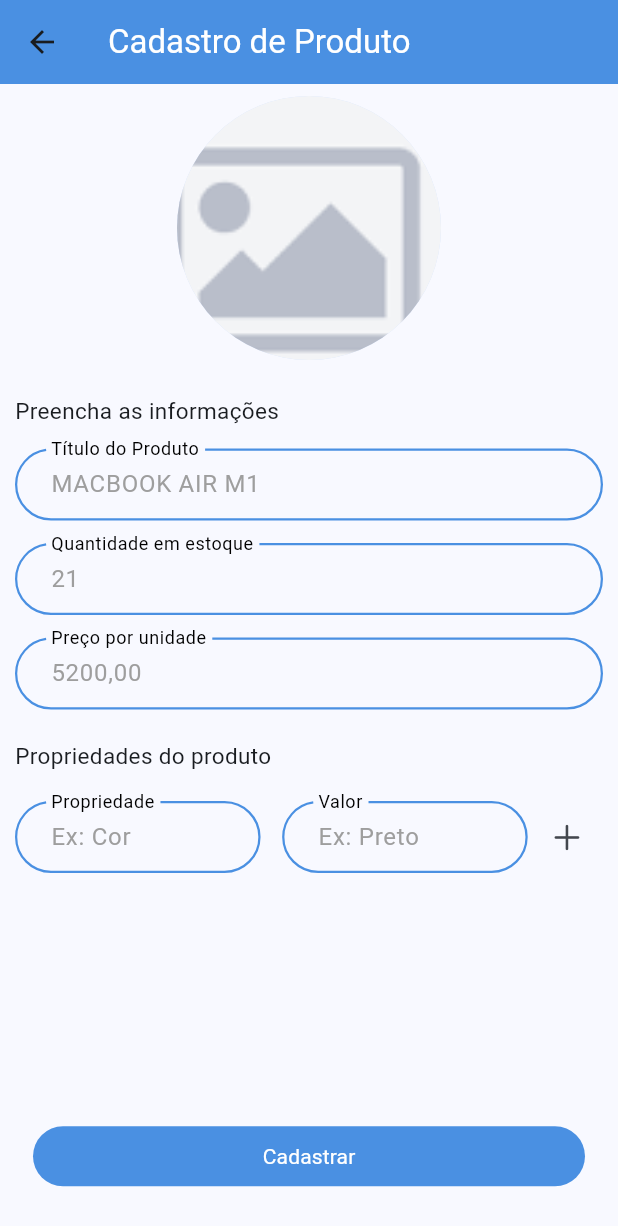
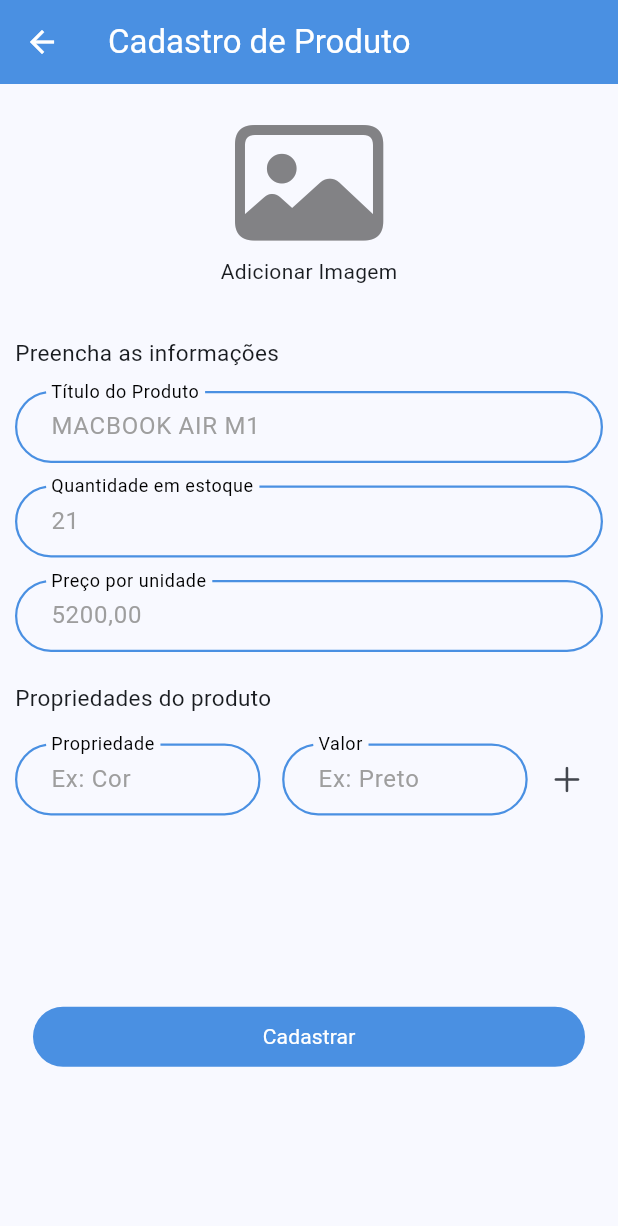
Before and after one commit to devcsuzarte/myCommerce_Flutter, a Flutter app: the AddItemScreen screen opened directly, on a phone screen of 412 x 824 dp. Shown: the top 1226 px of the screen. Run offline on Flutter 3.47's test engine with Material 3 defaults, Android fonts, the phone set to English and light mode, and no system bars; our stand-ins replace cloud_firestore, firebase_auth, firebase_core, firebase_storage, image_picker, modal_progress_hud_nsn; accounts and stored records are empty.

Commit message:
Fix upload image layout

```diff
--- a/lib/screens/add_item_screen/add_item_screen.dart
+++ b/lib/screens/add_item_screen/add_item_screen.dart
@@ -69,12 +69,9 @@
       },
       child: Scaffold(
         appBar: AppBar(
-          title: Text("Cadastro de Produto",
-            style: TextStyle(
-              color: kAppBarTitleColor
-            ),
-          ),
+          title: Text("Cadastro de Produto"),
           backgroundColor: kSecondaryColor,
+          foregroundColor: kAppBarTitleColor,
         ),
           body:  Form(
                 key: formKey,
@@ -83,20 +80,28 @@
                     Expanded(
                       flex: 1,
                       child: Padding(
-                        padding: const EdgeInsets.symmetric(vertical: 8.0),
-                        child: CircleAvatar(
+                        padding: const EdgeInsets.only(top: 15.0),
+                        child: Container(
+                          clipBehavior: Clip.antiAlias,
+                          decoration: BoxDecoration(
+                            borderRadius: BorderRadius.circular(15),
+                          ),
                           child: GestureDetector(
                             onTap: () {
                               pickImage();
                             },
+                            child: imagePath != null ? Image(image: NetworkImage(imagePath!)) :
+                            Column(
+                              crossAxisAlignment: CrossAxisAlignment.center,
+                              children: [
+                              Icon(CupertinoIcons.photo,size: 100, color: kTextColor,),
+                              Text('Adicionar Imagem')],),
                           ),
-                          backgroundImage: imagePath != null ? NetworkImage(imagePath!) : AssetImage('assets/Image-not-found.png'),
-                          minRadius: 10,
                         ),
                       )
                     ),
                     Expanded(
-                      flex: 3,
+                      flex: 4,
                       child: ListView(
                         padding: EdgeInsets.symmetric(horizontal: 10),
                         children: [
@@ -189,7 +194,7 @@
                               ),
                               AddDetail(),
                               SizedBox(
-                                height: MediaQuery.of(context).size.height * 0.20,
+                                height: MediaQuery.of(context).size.height * 0.15,
                                 child: Padding(
                                   padding: const EdgeInsets.symmetric(vertical: 8.0),
                                   child: DetailList(),
--- a/lib/widgets/items_screen_widgets/items_list.dart
+++ b/lib/widgets/items_screen_widgets/items_list.dart
@@ -125,6 +125,7 @@
                                             Flexible(
                                               child: TextField(
                                                 controller: priceTextController,
+                                                keyboardType: TextInputType.numberWithOptions(decimal: true),
                                                 decoration: kInputDecoration.copyWith(
                                                   labelText: 'Preço'
                                                 ),
```
